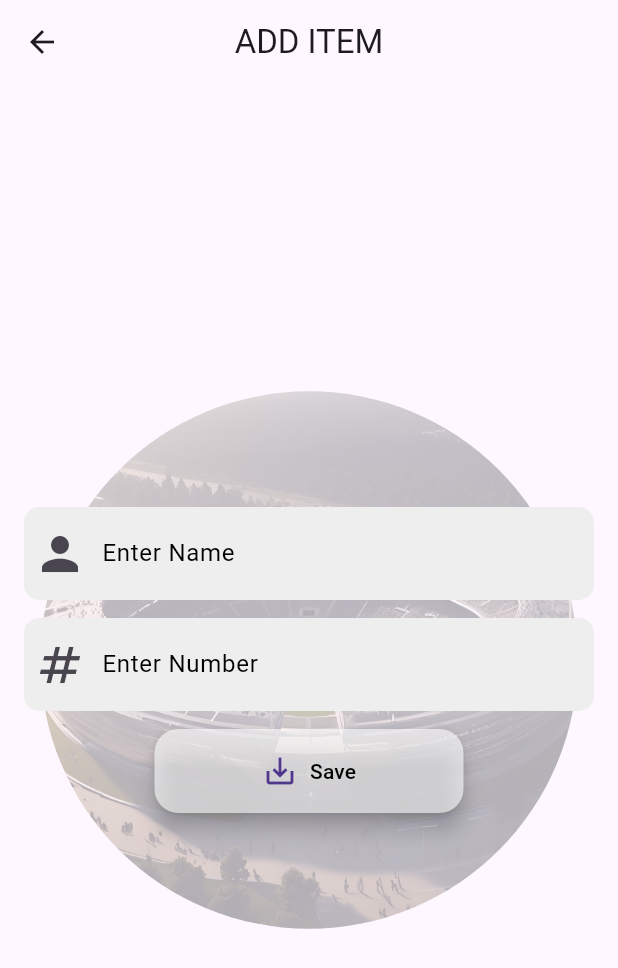
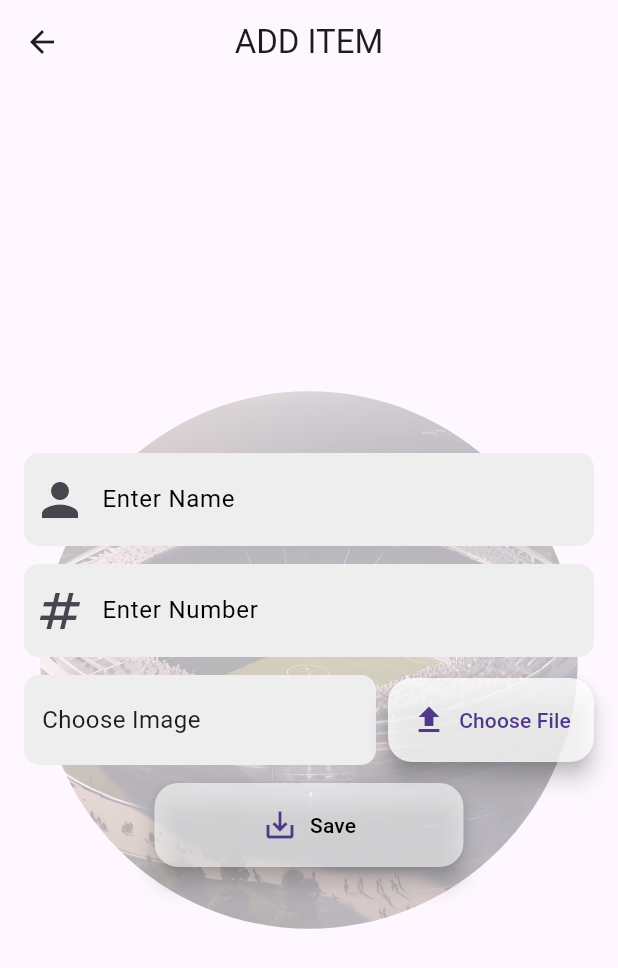
Before and after one commit to jukute2000/demo_todoapp, a Flutter app: the AddEditItem screen opened by its route, on a phone screen of 412 x 824 dp. Shown: the top 968 px of the screen. Run offline on Flutter 3.47's test engine with Material 3 defaults, Android fonts, the phone set to English and light mode, and no system bars; our stand-ins replace cloud_firestore, dio, file_picker, firebase_auth, firebase_core, firebase_storage and 5 more; accounts and stored records are empty.

Commit message:
update
item them image

```diff
--- a/lib/controllers/addedititem_controller.dart
+++ b/lib/controllers/addedititem_controller.dart
@@ -1,8 +1,12 @@
+import 'dart:io';
 import 'package:cloud_firestore/cloud_firestore.dart';
 import 'package:demo_todoapp/controllers/home_controller.dart';
 import 'package:demo_todoapp/models/item_model.dart';
+import 'package:demo_todoapp/widgets/getFileName.dart';
 import 'package:demo_todoapp/widgets/snackbar_gold.dart';
+import 'package:file_picker/file_picker.dart';
 import 'package:firebase_auth/firebase_auth.dart';
+import 'package:firebase_storage/firebase_storage.dart';
 import 'package:flutter/material.dart';
 import 'package:get/get.dart';
 
@@ -12,6 +16,8 @@ class AddEditItemController extends GetxController {
   RxBool choosepage = true.obs;
   final db = FirebaseFirestore.instance;
   HomeController homeController = Get.find();
+  RxString imageStr = "".obs;
+  String? part;
 
   @override
   void onInit() {
@@ -23,8 +29,33 @@ class AddEditItemController extends GetxController {
     }
   }
 
+  Future<String?> pickFile() async {
+    final file = await FilePicker.platform.pickFiles(type: FileType.image);
+    if (file != null) {
+      imageStr.value = file.files.first.path!.split("/").last;
+      part = file.files.first.path!;
+    } else {
+      Get.showSnackbar(
+        snackBarWidget(
+          "Item Not Selected",
+          "",
+          false,
+        ),
+      );
+    }
+    return null;
+  }
+
   Future<void> addItem() async {
-    Item item = Item(name: name.text, number: number.text);
+    if (part != null) {
+      String fileName = await getFileName();
+      Reference ref = FirebaseStorage.instance
+          .ref()
+          .child("ItemsImage/${homeController.user.uid}/$fileName.jpg");
+      await ref.putFile(File(part!));
+      String downloadUrl = await ref.getDownloadURL();
+      Item item =
+          Item(name: name.text, number: number.text, image: downloadUrl);
       await db
           .collection("users")
           .doc(FirebaseAuth.instance.currentUser!.uid)
@@ -36,7 +67,7 @@ class AddEditItemController extends GetxController {
           Get.showSnackbar(
             snackBarWidget(
               "Add Item",
-            "Add item successs",
+              "Add item successs.",
               true,
             ),
           );
@@ -44,11 +75,20 @@ class AddEditItemController extends GetxController {
         onError: (e) => Get.showSnackbar(
           snackBarWidget(
             "Add Item",
-          "Add item fail",
+            "Add item fail.",
             false,
           ),
         ),
       );
+    } else {
+      Get.showSnackbar(
+        snackBarWidget(
+          "Add Item",
+          "Image item not selected.",
+          false,
+        ),
+      );
+    }
   }
 
   Future<void> editItem() async {
--- a/lib/controllers/home_controller.dart
+++ b/lib/controllers/home_controller.dart
@@ -54,6 +54,7 @@ class HomeController extends GetxController {
   }
 
   Future<void> getDataUser() async {
+    //
     user = FirebaseAuth.instance.currentUser!;
     userName.text = user.displayName ?? "";
     userN.value = user.displayName ?? "";
@@ -101,6 +102,7 @@ class HomeController extends GetxController {
     );
   }
 
+  //function lấy item lưu trong firebase
   Future<void> getItems() async {
     itemName.value = "";
     itemNumber.value = "";
--- a/lib/models/item_model.dart
+++ b/lib/models/item_model.dart
@@ -1,13 +1,15 @@
 class Item {
   String name;
   String number;
-
-  Item({required this.name, required this.number});
+  String image;
+  Item({required this.name, required this.number, required this.image});
 
   factory Item.fromToJson(Map<String, dynamic> json) => Item(
         name: json["name"],
         number: json["number"],
+        image: json["image"],
       );
 
-  Map<String, dynamic> toJson() => {"name": name, "number": number};
+  Map<String, dynamic> toJson() =>
+      {"name": name, "number": number, "image": image};
 }
--- a/lib/views/addedititem.dart
+++ b/lib/views/addedititem.dart
@@ -49,6 +49,59 @@ class AddEditItem extends StatelessWidget {
                   const SizedBox(
                     height: 12,
                   ),
+                  Row(
+                    children: [
+                      Expanded(
+                        child: Container(
+                          height: 60,
+                          padding: EdgeInsets.all(12),
+                          alignment: Alignment.centerLeft,
+                          decoration: BoxDecoration(
+                            borderRadius: BorderRadius.all(Radius.circular(10)),
+                            color: Colors.grey.shade200,
+                          ),
+                          child: Obx(
+                            () => Text(
+                              controller.imageStr == ""
+                                  ? "Choose Image"
+                                  : "${controller.imageStr}",
+                              maxLines: 1,
+                              overflow: TextOverflow.ellipsis,
+                              style: TextStyle(
+                                fontSize: 16,
+                              ),
+                            ),
+                          ),
+                        ),
+                      ),
+                      SizedBox(
+                        width: 8,
+                      ),
+                      Container(
+                        width: MediaQuery.of(context).size.width / 3,
+                        child: FloatingActionButton(
+                          heroTag: "Put Item Image",
+                          backgroundColor: Colors.white.withOpacity(0.8),
+                          onPressed: () async {
+                            await controller.pickFile();
+                          },
+                          child: Row(
+                            mainAxisAlignment: MainAxisAlignment.center,
+                            children: [
+                              Icon(Icons.file_upload),
+                              SizedBox(
+                                width: 8,
+                              ),
+                              Text("Choose File")
+                            ],
+                          ),
+                        ),
+                      ),
+                    ],
+                  ),
+                  SizedBox(
+                    height: 12,
+                  ),
                   SizedBox(
                     width: MediaQuery.of(context).size.width / 2,
                     child: FloatingActionButton(
@@ -75,7 +128,7 @@ class AddEditItem extends StatelessWidget {
                         ],
                       ),
                     ),
-                  )
+                  ),
                 ],
               ),
             ),
```
Also changed, not shown: lib/controllers/image_controller.dart (+1 -71 lines), lib/widgets/getFileName.dart (added, +72 -0 lines), 1 other file. Lines whose indentation alone changed are shown as unchanged.
